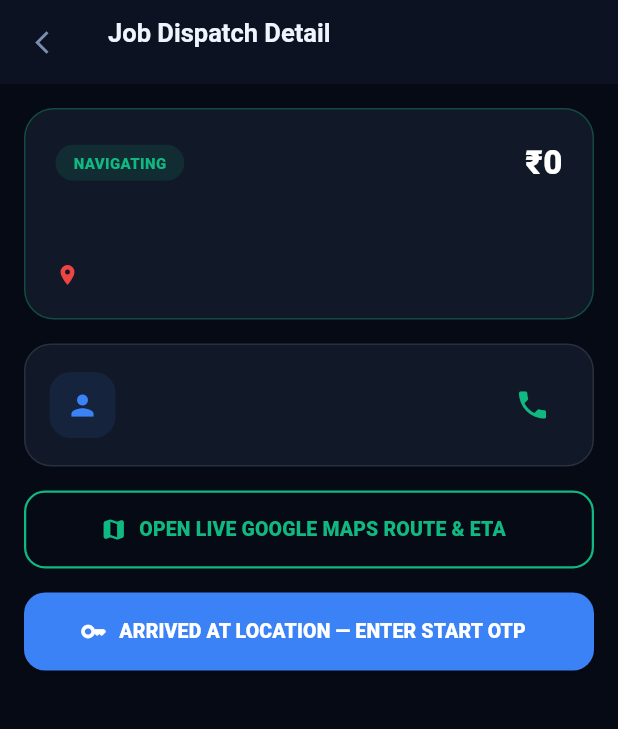
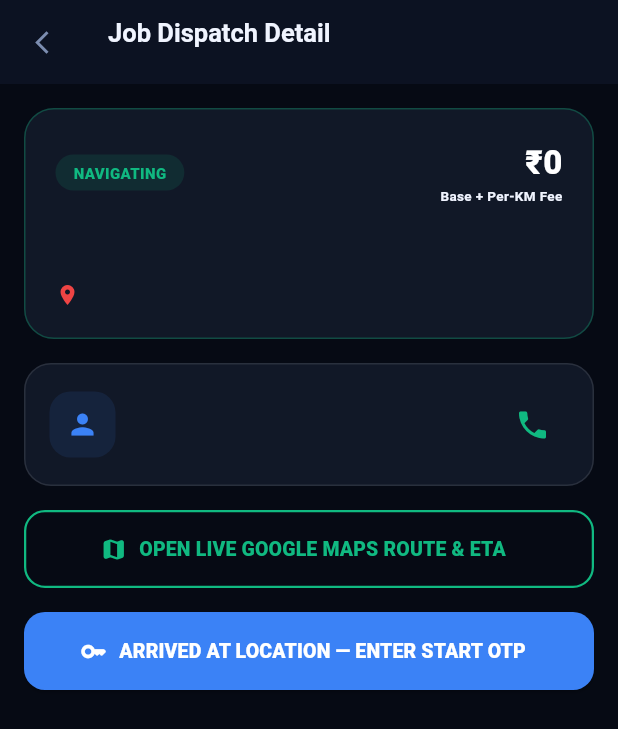
Before and after one commit to devwithanandhukannan/lumo_professional_Flutterapp, a Flutter app: the JobDetailScreen screen opened directly with empty values, on a phone screen of 412 x 824 dp. Shown: the top 729 px of the screen. Run offline on Flutter 3.47's test engine with Material 3 defaults, Android fonts, the phone set to English and light mode, and no system bars; our stand-ins replace file_picker, geolocator, google_maps_flutter, image_picker, shared_preferences; accounts and stored records are empty; statements that could not run were skipped.

Commit message:
feat: display breakdown label beneath job amount in job detail screen

```diff
--- a/lib/features/jobs/job_detail_screen.dart
+++ b/lib/features/jobs/job_detail_screen.dart
@@ -257,7 +257,13 @@ class _JobDetailScreenState extends State<JobDetailScreen> {
                         child: Text(_jobState, style: const TextStyle(fontSize: 10, fontWeight: FontWeight.w900, color: ProColors.primary)),
                       ),
                       const Spacer(),
-                      Text('₹$amount', style: const TextStyle(fontSize: 22, fontWeight: FontWeight.w900, color: Colors.white)),
+                      Column(
+                        crossAxisAlignment: CrossAxisAlignment.end,
+                        children: [
+                          Text('₹$amount', style: const TextStyle(fontSize: 22, fontWeight: FontWeight.w900, color: Colors.white)),
+                          const Text('Base + Per-KM Fee', style: TextStyle(fontSize: 9, color: ProColors.successGreen, fontWeight: FontWeight.bold)),
+                        ],
+                      ),
                     ],
                   ),
                   const SizedBox(height: 14),
```
